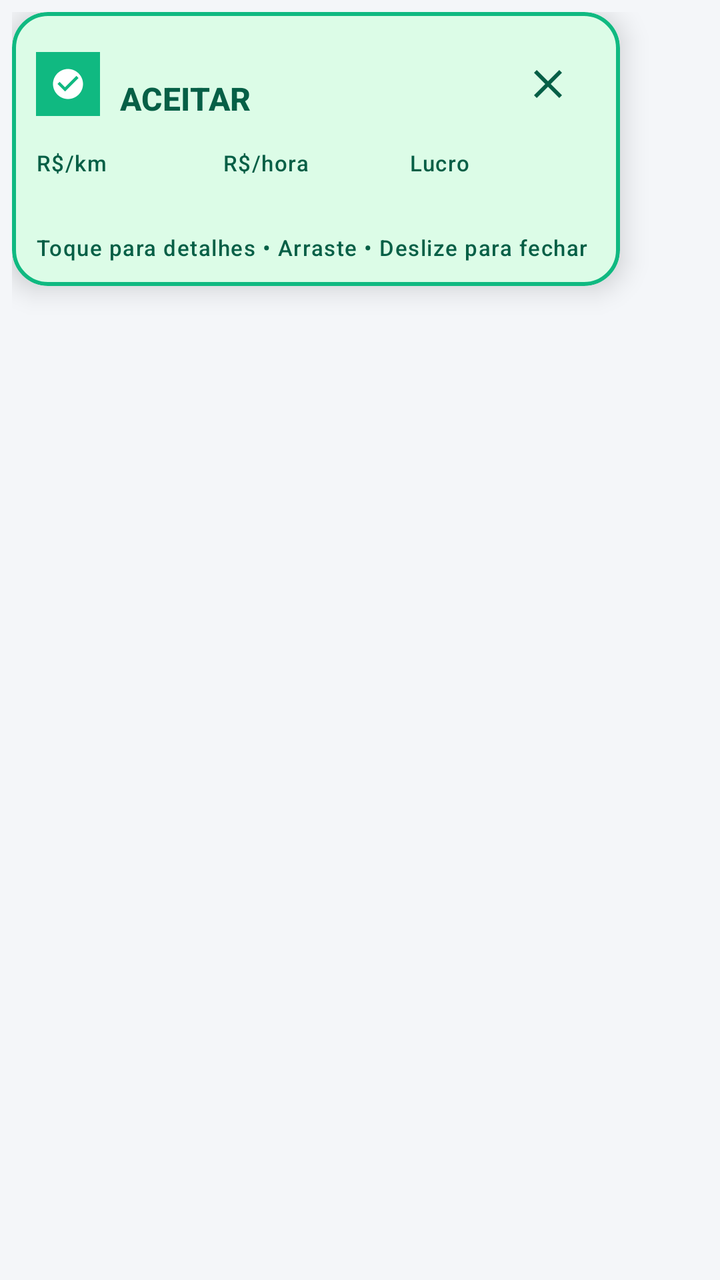
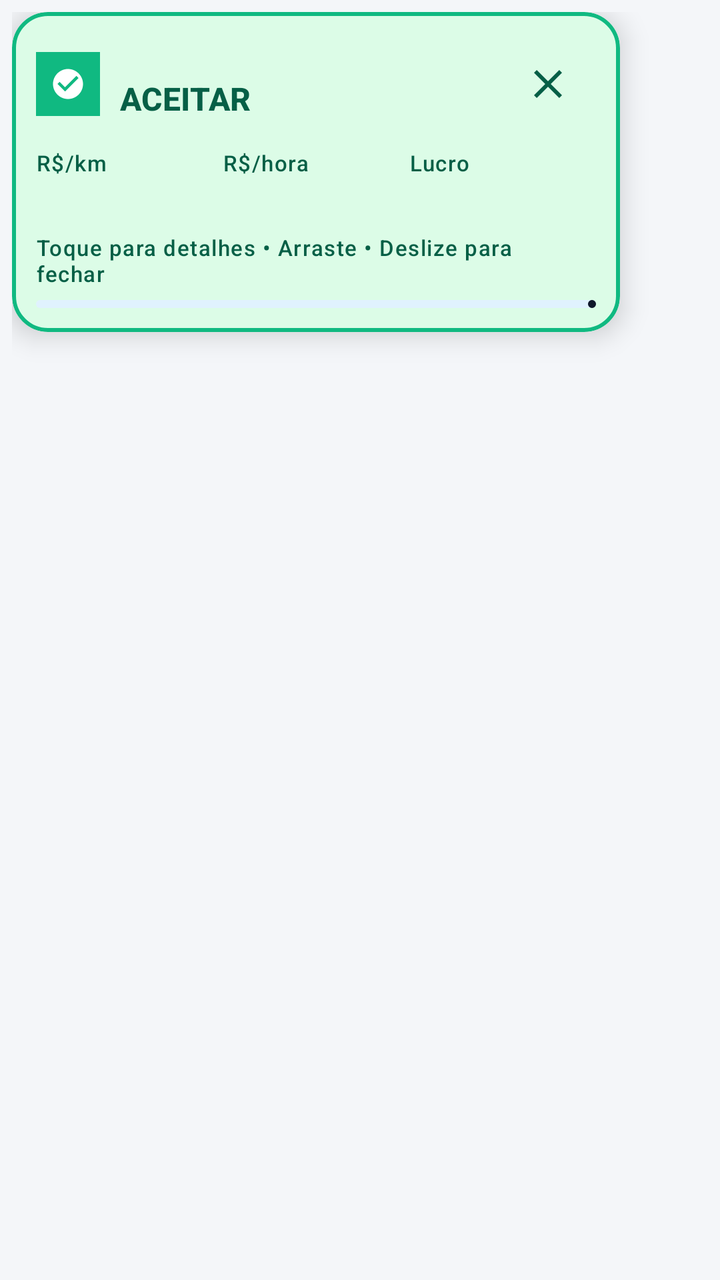

Before-and-after screenshots of an Android layout around one commit, followed by the original layout XML and the change that was made.
<!-- AndroidManifest.xml: application theme Theme.RotaPro -->
<!-- res/layout/overlay_ride_card.xml -->
<?xml version="1.0" encoding="utf-8"?>
<FrameLayout xmlns:android="http://schemas.android.com/apk/res/android"
    xmlns:app="http://schemas.android.com/apk/res-auto"
    android:id="@+id/overlayWrapper"
    android:layout_width="wrap_content"
    android:layout_height="wrap_content"
    android:padding="6dp">

    <com.google.android.material.card.MaterialCardView
        android:id="@+id/cardOverlayRoot"
        android:layout_width="304dp"
        android:layout_height="wrap_content"
        app:cardBackgroundColor="@color/verdict_accept_bg"
        app:cardCornerRadius="18dp"
        app:cardElevation="8dp"
        app:strokeColor="@color/verdict_accept_accent"
        app:strokeWidth="2dp">

        <LinearLayout
            android:layout_width="match_parent"
            android:layout_height="wrap_content"
            android:orientation="vertical"
            android:padding="12dp">

            
            <LinearLayout
                android:layout_width="match_parent"
                android:layout_height="wrap_content"
                android:gravity="center_vertical"
                android:orientation="horizontal">

                <FrameLayout
                    android:id="@+id/iconOverlayContainer"
                    android:layout_width="32dp"
                    android:layout_height="32dp"
                    android:background="@color/verdict_accept_accent">

                    <ImageView
                        android:id="@+id/ivOverlayVerdict"
                        android:layout_width="18dp"
                        android:layout_height="18dp"
                        android:layout_gravity="center"
                        android:contentDescription="@string/cd_overlay_icon"
                        android:src="@drawable/ic_traffic_accept" />
                </FrameLayout>

                <LinearLayout
                    android:layout_width="0dp"
                    android:layout_height="wrap_content"
                    android:layout_marginStart="10dp"
                    android:layout_weight="1"
                    android:orientation="vertical">

                    <TextView
                        android:id="@+id/tvOverlayAppName"
                        android:layout_width="wrap_content"
                        android:layout_height="wrap_content"
                        android:textAppearance="@style/TextAppearance.Material3.LabelSmall"
                        android:textColor="@color/verdict_accept_text"
                        android:textStyle="bold" />

                    <TextView
                        android:id="@+id/tvOverlayVerdict"
                        android:layout_width="wrap_content"
                        android:layout_height="wrap_content"
                        android:text="@string/overlay_verdict_accept"
                        android:textAppearance="@style/TextAppearance.Material3.TitleMedium"
                        android:textColor="@color/verdict_accept_text"
                        android:textStyle="bold" />
                </LinearLayout>

                <ImageButton
                    android:id="@+id/btnOverlayClose"
                    android:layout_width="48dp"
                    android:layout_height="48dp"
                    android:background="?attr/selectableItemBackgroundBorderless"
                    android:contentDescription="@string/cd_overlay_close"
                    android:src="@drawable/ic_close"
                    app:tint="@color/verdict_accept_text" />
            </LinearLayout>

            
            <LinearLayout
                android:layout_width="match_parent"
                android:layout_height="wrap_content"
                android:layout_marginTop="8dp"
                android:orientation="horizontal">

                <LinearLayout
                    android:layout_width="0dp"
                    android:layout_height="wrap_content"
                    android:layout_weight="1"
                    android:orientation="vertical">

                    <TextView
                        android:id="@+id/tvOverlayLabelPerKm"
                        android:layout_width="wrap_content"
                        android:layout_height="wrap_content"
                        android:text="@string/overlay_metric_per_km"
                        android:textAppearance="@style/TextAppearance.Material3.LabelSmall"
                        android:textColor="@color/verdict_accept_text" />

                    <TextView
                        android:id="@+id/tvOverlayPerKm"
                        android:layout_width="wrap_content"
                        android:layout_height="wrap_content"
                        android:textAppearance="@style/TextAppearance.Material3.TitleMedium"
                        android:textColor="@color/verdict_accept_text"
                        android:textStyle="bold" />
                </LinearLayout>

                <LinearLayout
                    android:layout_width="0dp"
                    android:layout_height="wrap_content"
                    android:layout_weight="1"
                    android:orientation="vertical">

                    <TextView
                        android:id="@+id/tvOverlayLabelPerHour"
                        android:layout_width="wrap_content"
                        android:layout_height="wrap_content"
                        android:text="@string/overlay_metric_per_hour"
                        android:textAppearance="@style/TextAppearance.Material3.LabelSmall"
                        android:textColor="@color/verdict_accept_text" />

                    <TextView
                        android:id="@+id/tvOverlayPerHour"
                        android:layout_width="wrap_content"
                        android:layout_height="wrap_content"
                        android:textAppearance="@style/TextAppearance.Material3.TitleMedium"
                        android:textColor="@color/verdict_accept_text"
                        android:textStyle="bold" />
                </LinearLayout>

                <LinearLayout
                    android:layout_width="0dp"
                    android:layout_height="wrap_content"
                    android:layout_weight="1"
                    android:orientation="vertical">

                    <TextView
                        android:id="@+id/tvOverlayLabelProfit"
                        android:layout_width="wrap_content"
                        android:layout_height="wrap_content"
                        android:text="@string/overlay_metric_profit"
                        android:textAppearance="@style/TextAppearance.Material3.LabelSmall"
                        android:textColor="@color/verdict_accept_text" />

                    <TextView
                        android:id="@+id/tvOverlayProfit"
                        android:layout_width="wrap_content"
                        android:layout_height="wrap_content"
                        android:textAppearance="@style/TextAppearance.Material3.TitleMedium"
                        android:textColor="@color/verdict_accept_text"
                        android:textStyle="bold" />
                </LinearLayout>
            </LinearLayout>

            
            <TextView
                android:id="@+id/tvOverlayHint"
                android:layout_width="match_parent"
                android:layout_height="wrap_content"
                android:layout_marginTop="6dp"
                android:text="@string/overlay_hint_gestures"
                android:textAppearance="@style/TextAppearance.Material3.LabelSmall"
                android:textColor="@color/verdict_accept_text" />

            
            <LinearLayout
                android:id="@+id/layoutOverlayDetails"
                android:layout_width="match_parent"
                android:layout_height="wrap_content"
                android:layout_marginTop="8dp"
                android:orientation="vertical"
                android:visibility="gone">

                <TextView
                    android:id="@+id/tvOverlayDetailsText"
                    android:layout_width="match_parent"
                    android:layout_height="wrap_content"
                    android:textAppearance="@style/TextAppearance.Material3.BodySmall"
                    android:textColor="@color/verdict_accept_text" />

                <com.google.android.material.button.MaterialButton
                    android:id="@+id/btnOverlayOpenApp"
                    style="@style/Widget.Material3.Button.TonalButton"
                    android:layout_width="match_parent"
                    android:layout_height="48dp"
                    android:layout_marginTop="8dp"
                    android:text="@string/overlay_action_open_app" />
            </LinearLayout>

        </LinearLayout>
    </com.google.android.material.card.MaterialCardView>
</FrameLayout>
<!-- resources referenced by this layout -->
<resources>
  <color name="verdict_accept_accent">#10B981</color>
  <color name="verdict_accept_bg">#DCFCE7</color>
  <color name="verdict_accept_text">#065F46</color>
  <!-- drawable ic_close (drawable) -->
  <vector xmlns:android="http://schemas.android.com/apk/res/android"
      android:width="24dp"
      android:height="24dp"
      android:viewportWidth="24"
      android:viewportHeight="24">
      <path
          android:fillColor="#FFFFFFFF"
          android:pathData="M19,6.41L17.59,5 12,10.59 6.41,5 5,6.41 10.59,12 5,17.59 6.41,19 12,13.41 17.59,19 19,17.59 13.41,12z" />
  </vector>
  <!-- drawable ic_traffic_accept (drawable) -->
  <vector xmlns:android="http://schemas.android.com/apk/res/android"
      android:width="24dp"
      android:height="24dp"
      android:viewportWidth="24"
      android:viewportHeight="24">
      <path
          android:fillColor="#FFFFFFFF"
          android:pathData="M12,2C6.48,2 2,6.48 2,12s4.48,10 10,10 10,-4.48 10,-10S17.52,2 12,2zM10,17l-5,-5 1.41,-1.41L10,14.17l7.59,-7.59L19,8l-9,9z" />
  </vector>
  <string name="cd_overlay_close">Fechar card flutuante</string>
  <string name="cd_overlay_icon">Ícone do semáforo no overlay</string>
  <string name="overlay_action_open_app">Abrir no Corrida Certa</string>
  <string name="overlay_hint_gestures">Toque para detalhes • Arraste • Deslize para fechar</string>
  <string name="overlay_metric_per_hour">R$/hora</string>
  <string name="overlay_metric_per_km">R$/km</string>
  <string name="overlay_metric_profit">Lucro</string>
  <string name="overlay_verdict_accept">ACEITAR</string>
  <style name="Theme.RotaPro" parent="Theme.Material3.DayNight.NoActionBar">
          <item name="colorPrimary">@color/md_theme_primary</item>
          <item name="colorOnPrimary">@color/md_theme_onPrimary</item>
          <item name="colorPrimaryContainer">@color/md_theme_primaryContainer</item>
          <item name="colorOnPrimaryContainer">@color/md_theme_onPrimaryContainer</item>
          <item name="colorSecondary">@color/md_theme_secondary</item>
          <item name="colorOnSecondary">@color/md_theme_onSecondary</item>
          <item name="colorSecondaryContainer">@color/md_theme_secondaryContainer</item>
          <item name="colorOnSecondaryContainer">@color/md_theme_onSecondaryContainer</item>
          <item name="android:colorBackground">@color/md_theme_background</item>
          <item name="colorSurface">@color/md_theme_surface</item>
          <item name="colorOnSurface">@color/md_theme_onSurface</item>
          <item name="colorSurfaceVariant">@color/md_theme_surfaceVariant</item>
          <item name="colorOnSurfaceVariant">@color/md_theme_onSurfaceVariant</item>
          <item name="colorOutline">@color/md_theme_outline</item>
          <item name="colorOutlineVariant">@color/md_theme_outlineVariant</item>
      </style>
  <color name="md_theme_primary">#0F172A</color>
  <color name="md_theme_onPrimary">#FFFFFF</color>
  <color name="md_theme_primaryContainer">#E2E8F0</color>
  <color name="md_theme_onPrimaryContainer">#0F172A</color>
  <color name="md_theme_secondary">#0284C7</color>
  <color name="md_theme_onSecondary">#FFFFFF</color>
  <color name="md_theme_secondaryContainer">#E0F2FE</color>
  <color name="md_theme_onSecondaryContainer">#075985</color>
  <color name="md_theme_background">#F4F6F9</color>
  <color name="md_theme_surface">#FFFFFF</color>
  <color name="md_theme_onSurface">#0F172A</color>
  <color name="md_theme_surfaceVariant">#F1F5F9</color>
  <color name="md_theme_onSurfaceVariant">#475569</color>
  <color name="md_theme_outline">#CBD5E1</color>
  <color name="md_theme_outlineVariant">#E2E8F0</color>
</resources>

<!-- the commit's change to res/layout/overlay_ride_card.xml (unified diff, before → after) -->
@@ -157,14 +157,41 @@
             </LinearLayout>
 
             
-            <TextView
-                android:id="@+id/tvOverlayHint"
+            <LinearLayout
                 android:layout_width="match_parent"
                 android:layout_height="wrap_content"
                 android:layout_marginTop="6dp"
-                android:text="@string/overlay_hint_gestures"
-                android:textAppearance="@style/TextAppearance.Material3.LabelSmall"
-                android:textColor="@color/verdict_accept_text" />
+                android:gravity="center_vertical"
+                android:orientation="horizontal">
+
+                <TextView
+                    android:id="@+id/tvOverlayHint"
+                    android:layout_width="0dp"
+                    android:layout_height="wrap_content"
+                    android:layout_weight="1"
+                    android:text="@string/overlay_hint_gestures"
+                    android:textAppearance="@style/TextAppearance.Material3.LabelSmall"
+                    android:textColor="@color/verdict_accept_text" />
+
+                <TextView
+                    android:id="@+id/tvOverlayTimer"
+                    android:layout_width="wrap_content"
+                    android:layout_height="wrap_content"
+                    android:layout_marginStart="8dp"
+                    android:textAppearance="@style/TextAppearance.Material3.LabelSmall"
+                    android:textColor="@color/verdict_accept_text"
+                    android:textStyle="bold" />
+            </LinearLayout>
+
+            <com.google.android.material.progressindicator.LinearProgressIndicator
+                android:id="@+id/progressOverlayTimer"
+                android:layout_width="match_parent"
+                android:layout_height="wrap_content"
+                android:layout_marginTop="6dp"
+                android:max="100"
+                android:progress="100"
+                app:trackCornerRadius="4dp"
+                app:trackThickness="4dp" />
 
             
             <LinearLayout
